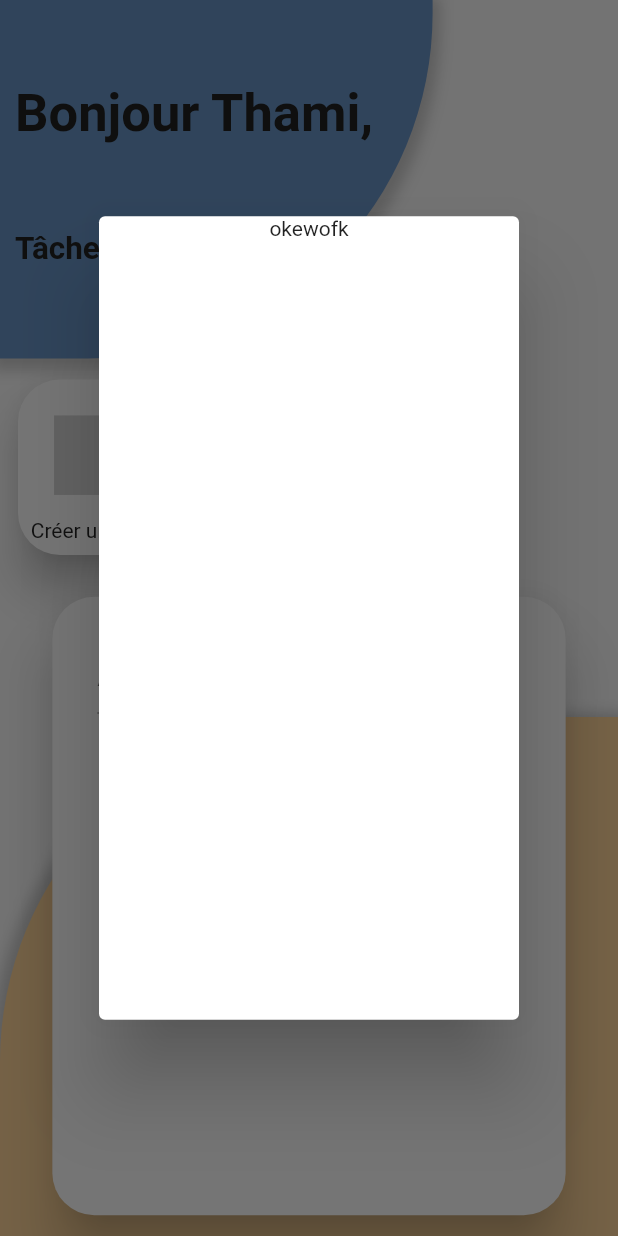
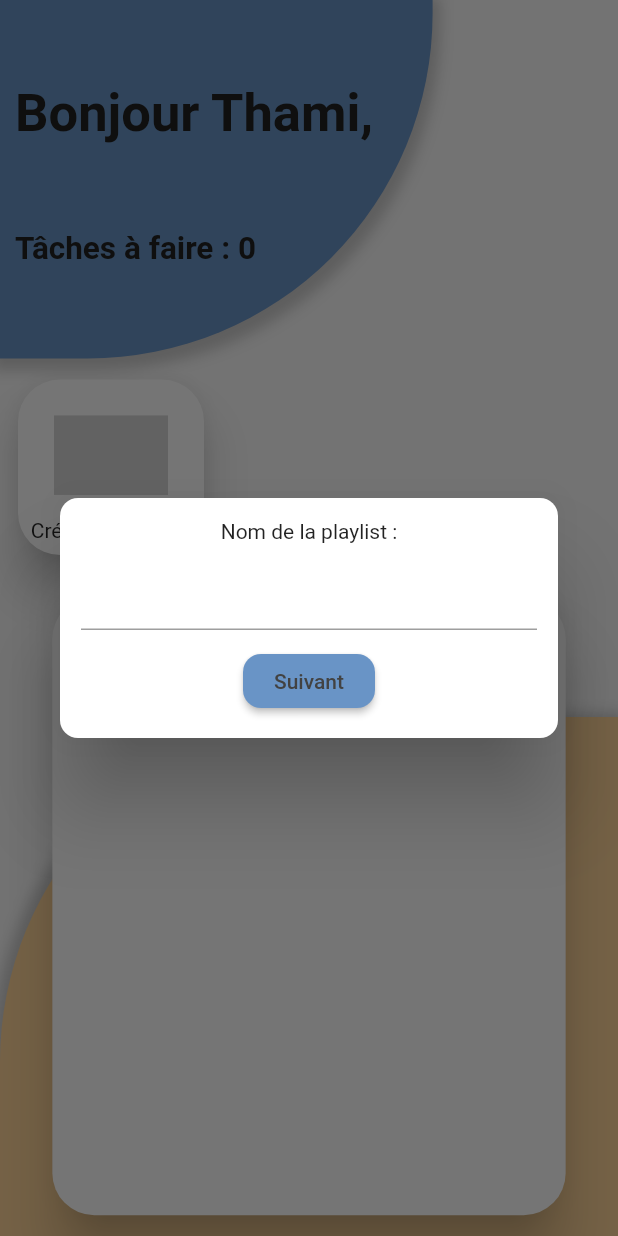
Before and after one commit to thamiamrani/ToDo-FlutterApp, a Flutter app: the screen it shows after launch, after a tap on "Créer une playlist", on a phone screen of 412 x 824 dp. Run offline on Flutter 3.47's test engine with Material 2 defaults, Android fonts, the phone set to English and light mode, and no system bars; our stand-ins replace flutter_svg, shared_preferences.

Commit message:
Wip playlist managment

```diff
--- a/ToDo/lib/src/model/AppModel.dart
+++ b/ToDo/lib/src/model/AppModel.dart
@@ -51,4 +51,31 @@ class AppModel extends ChangeNotifier {
   int getRemainingNumberOfTask(String playlistName) {
     return taskPlaylistsModels[playlistName].getRemainingUnDoneTask();
   }
+
+  void createPlaylist(String playlistName) {
+    taskPlaylistsModels[playlistName] = TaskPlaylistModel(playlistName, []);
+  }
+
+  void deletePlaytlist(String playlistName) {
+    taskPlaylistsModels.remove(playlistName);
+
+    notifyListeners();
+  }
+
+  List<String> getPlaylistNames() {
+    List<String> names = taskPlaylistsModels.keys.toList();
+    names.removeWhere((element) => element == "current");
+    return names;
+  }
+
+  void transferListToCurrent(String playlistName) {
+    List<Task> taskFromPlaylist = new List<Task>.from(
+        taskPlaylistsModels[playlistName].getOrderedTasks());
+
+    taskFromPlaylist.forEach((task) {
+      addTaskToPlaylist("current", task);
+    });
+
+    notifyListeners();
+  }
 }
--- a/ToDo/lib/src/widget/ToDo/CreatePlaylistDialog.dart
+++ b/ToDo/lib/src/widget/ToDo/CreatePlaylistDialog.dart
@@ -1,23 +1,92 @@
+import 'package:ToDo/src/repository/AppRepository.dart';
+import 'package:ToDo/src/widget/ToDo/ToDoList.dart';
 import 'package:flutter/cupertino.dart';
 import 'package:flutter/material.dart';
 
-class CreatePlaylistDialog extends StatelessWidget {
+class CreatePlaylistDialog extends StatefulWidget {
+  final SharedPreferencesAppRepository appRepository;
+  final void Function(String) onCreate;
   final Widget child;
 
-  CreatePlaylistDialog({@required this.child});
+  CreatePlaylistDialog(
+      {@required this.appRepository,
+      @required this.onCreate,
+      @required this.child});
+
+  @override
+  _CreatePlaylistDialogState createState() => _CreatePlaylistDialogState();
+}
+
+class _CreatePlaylistDialogState extends State<CreatePlaylistDialog> {
+  final TextEditingController textEditingController = TextEditingController();
+  String _currentPlaylistName;
+
+  @override
+  void initState() {
+    _currentPlaylistName = "";
+    super.initState();
+  }
 
   @override
   Widget build(BuildContext context) {
     return GestureDetector(
-      onTap: () => _showTaskListDialog(context),
+      onTap: () => _showPlayListNameDialog(context),
       child: AbsorbPointer(
-        child: child,
+        child: this.widget.child,
       ),
     );
   }
 
-  void _showPlayListDialog(BuildContext context) {
-
+  void _showPlayListNameDialog(BuildContext context) {
+    showDialog(
+      context: context,
+      builder: (BuildContext builderContext) {
+        return Dialog(
+          shape: RoundedRectangleBorder(
+            borderRadius: BorderRadius.circular(12),
+          ),
+          child: Container(
+            height: 160,
+            padding: const EdgeInsets.all(14),
+            child: Column(
+              children: [
+                Text("Nom de la playlist :"),
+                const SizedBox(
+                  height: 10,
+                ),
+                TextField(
+                  controller: textEditingController,
+                ),
+                const SizedBox(
+                  height: 10,
+                ),
+                RaisedButton(
+                  color: Color(0xFF6994c6),
+                  shape: RoundedRectangleBorder(
+                    borderRadius: BorderRadius.circular(12),
+                  ),
+                  onPressed: () {
+                    if (textEditingController.value.text.isNotEmpty) {
+                      this.widget.onCreate(textEditingController.value.text);
+                      setState(() {
+                        _currentPlaylistName = textEditingController.value.text;
+                      });
+                      Navigator.of(context).pop();
+                      _showTaskListDialog(context);
+                      textEditingController.clear();
+                    }
+                  },
+                  child: Text(
+                    "Suivant",
+                    style: TextStyle(color: Colors.grey.shade800),
+                  ),
+                )
+              ],
+            ),
+          ),
+        );
+      },
+    );
   }
 
   void _showTaskListDialog(BuildContext context) {
@@ -25,12 +94,14 @@ class CreatePlaylistDialog extends StatelessWidget {
       context: context,
       builder: (BuildContext builderContext) {
         return Dialog(
+          shape: RoundedRectangleBorder(
+            borderRadius: BorderRadius.circular(12),
+          ),
           child: Container(
             height: MediaQuery.of(context).size.height * 0.65,
-            child: Column(
-              children: [
-                Text("okewofk"),
-              ],
+            child: ToDoList(
+              appRepository: this.widget.appRepository,
+              playListName: _currentPlaylistName,
             ),
           ),
         );
--- a/ToDo/lib/src/widget/ToDo/ToDoList.dart
+++ b/ToDo/lib/src/widget/ToDo/ToDoList.dart
@@ -10,12 +10,10 @@ import 'package:provider/provider.dart';
 class ToDoList extends StatelessWidget {
   final SharedPreferencesAppRepository appRepository;
   final String playListName;
-  final List<Task> tasks;
 
   const ToDoList({
     @required this.appRepository,
     @required this.playListName,
-    @required this.tasks,
   });
 
   @override
@@ -50,7 +48,8 @@ class ToDoList extends StatelessWidget {
               ),
               Expanded(
                 child: ListView(
-                  children: tasks
+                  children: Provider.of<AppModel>(context, listen: true)
+                      .getPlaylistTasks(playListName)
                       .map(
                         (task) => ToDoListItem(
                           task: task,
--- a/ToDo/lib/src/widget/playListWidgets/ToDoPlaylistItem.dart
+++ b/ToDo/lib/src/widget/playListWidgets/ToDoPlaylistItem.dart
@@ -5,18 +5,21 @@ import 'package:flutter_svg/flutter_svg.dart';
 class ToDoPlaylistItem extends StatelessWidget {
   final String listName;
   final String imageUrl;
-  final void Function() onCLick;
+  final void Function() onTap;
+  final void Function() onLongPress;
 
   const ToDoPlaylistItem({
     @required this.listName,
     @required this.imageUrl,
-    @required this.onCLick,
+    this.onTap,
+    this.onLongPress,
   });
 
   @override
   Widget build(BuildContext context) {
     return GestureDetector(
-      onTap: onCLick,
+      onTap: onTap,
+      onLongPress: onLongPress,
       child: Container(
         width: 132,
         child: Card(
```
Also changed, not shown: ToDo/lib/src/page/HomePage.dart (+35 -12 lines).
